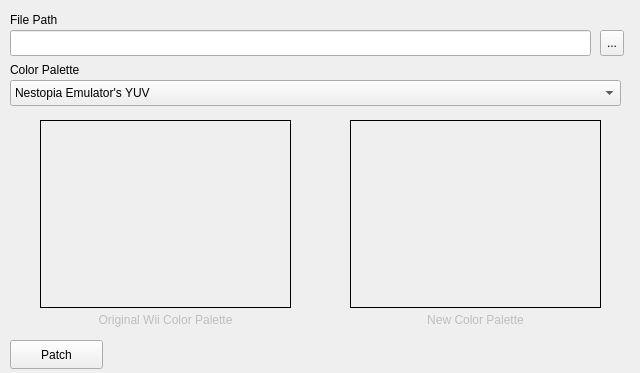
dylanp14132/wii-nes-palette-tool, file mainwindow.ui: the form before one commit.
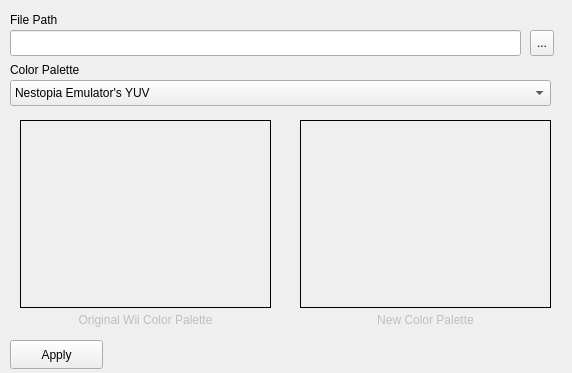
The form after the commit. Icons and pictures are not drawn.

The edit to the form file:
```diff
--- a/mainwindow.ui
+++ b/mainwindow.ui
@@ -6,19 +6,19 @@
    <rect>
     <x>0</x>
     <y>0</y>
-    <width>640</width>
+    <width>572</width>
     <height>373</height>
    </rect>
   </property>
   <property name="minimumSize">
    <size>
-    <width>640</width>
+    <width>572</width>
     <height>373</height>
    </size>
   </property>
   <property name="maximumSize">
    <size>
-    <width>640</width>
+    <width>572</width>
     <height>373</height>
    </size>
   </property>
@@ -53,7 +53,7 @@
      <rect>
       <x>10</x>
       <y>30</y>
-      <width>581</width>
+      <width>511</width>
       <height>26</height>
      </rect>
     </property>
@@ -64,7 +64,7 @@
    <widget class="QToolButton" name="fileSelectButton">
     <property name="geometry">
      <rect>
-      <x>600</x>
+      <x>530</x>
       <y>30</y>
       <width>24</width>
       <height>26</height>
@@ -79,7 +79,7 @@
      <rect>
       <x>10</x>
       <y>80</y>
-      <width>611</width>
+      <width>541</width>
       <height>26</height>
      </rect>
     </property>
@@ -178,7 +178,7 @@
     </property>
     <property name="geometry">
      <rect>
-      <x>40</x>
+      <x>20</x>
       <y>310</y>
       <width>251</width>
       <height>20</height>
@@ -197,7 +197,7 @@
     </property>
     <property name="geometry">
      <rect>
-      <x>350</x>
+      <x>300</x>
       <y>310</y>
       <width>251</width>
       <height>20</height>
@@ -220,13 +220,13 @@
      </rect>
     </property>
     <property name="text">
-     <string>Patch</string>
+     <string>Apply</string>
     </property>
    </widget>
    <widget class="QLabel" name="originalImage">
     <property name="geometry">
      <rect>
-      <x>40</x>
+      <x>20</x>
       <y>120</y>
       <width>251</width>
       <height>188</height>
@@ -251,7 +251,7 @@
    <widget class="QLabel" name="newImage">
     <property name="geometry">
      <rect>
-      <x>350</x>
+      <x>300</x>
       <y>120</y>
       <width>251</width>
       <height>188</height>
```
Left out of the diff: 3 changed lines with no effect on the pictures.
